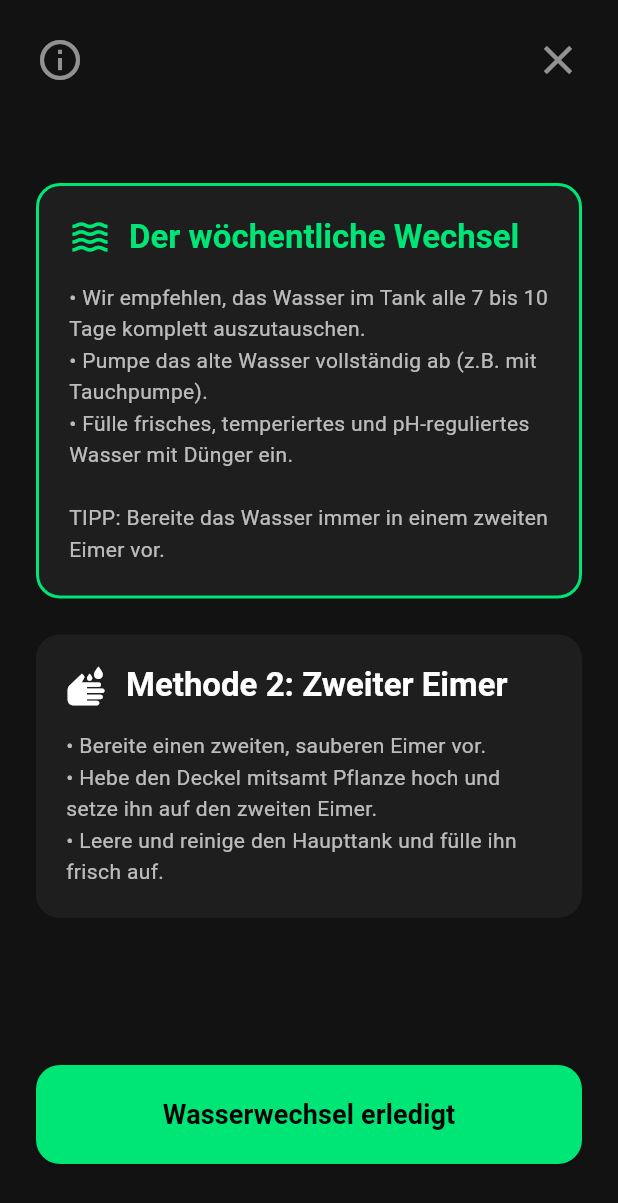
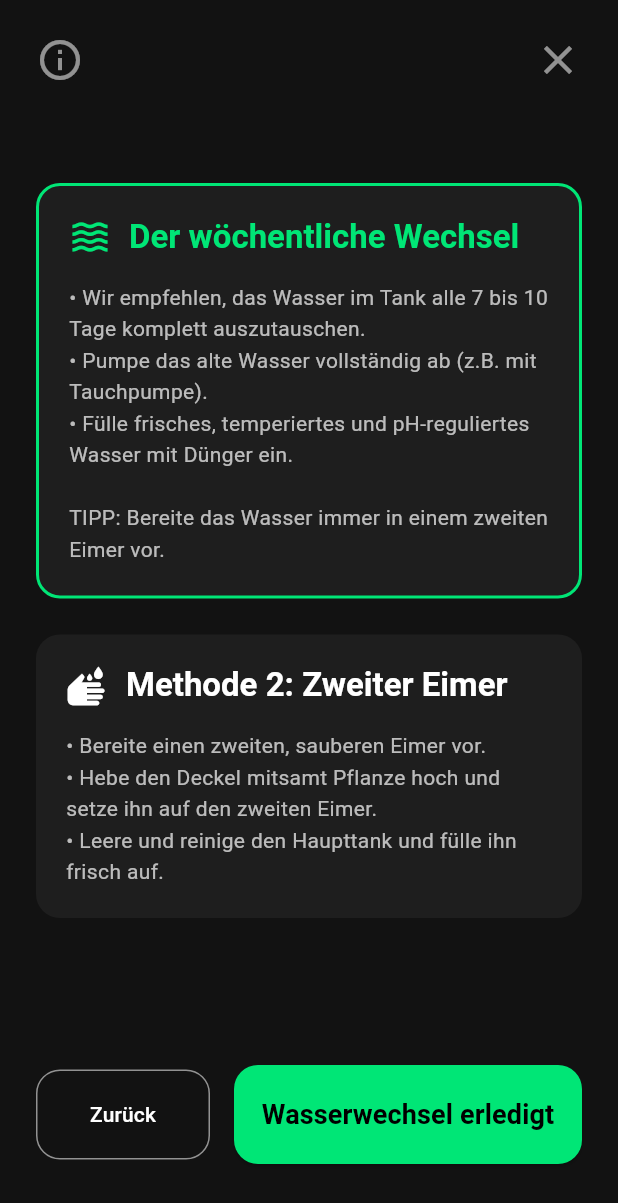
Before and after one commit to mathisHeidrich/Grow_Guide, a Flutter app: the WaterChangeScreen screen opened by its route, on a phone screen of 412 x 824 dp. Shown: the top 1203 px of the screen. Run offline on Flutter 3.47's test engine with Material 3 defaults, Android fonts, the phone set to English and light mode, and no system bars; our stand-ins replace drift, flutter_local_notifications, flutter_riverpod, go_router, timezone; accounts and stored records are empty; generated files the repository leaves out were written again.

Commit message:
feat(ui): update germination light screen, ventilator tip, checkin logic and back button

```diff
--- a/lib/l10n/app_de.arb
+++ b/lib/l10n/app_de.arb
@@ -460,7 +460,7 @@
   "problemCalciumDeficiencySolution": "Korrigiere den EC-Wert, indem du CalMag hinzufügst (Grundwasser immer zuerst auf 0.4 EC mit CalMag anheben, bevor Dünger rein kommt).",
   "problemCalciumDeficiencyPrevention": "Bei sehr weichem Wasser oder Osmosewasser zwingend bei jedem Wasserwechsel CalMag als Basis hinzufügen.",
   "checkinVentilatorTitle": "Ventilator-Check",
-  "checkinVentilatorDesc": "Laufen deine Umluft-Ventilatoren und sind sie richtig positioniert?",
+  "checkinVentilatorDesc": "Laufen deine Umluft-Ventilatoren und sind sie richtig positioniert?\n\nTIPP: Richte den Luftstrom niemals direkt auf die Pflanzen. Ein starrer Luftstrom führt zu Windbrand und trocknet die Blätter aus.",
   "checkinVentilatorNext": "Sieht gut aus",
   "checkinVentilatorDeepDiveTitle": "Ventilator-Platzierung",
   "checkinVentilatorDeepDiveText": "Platziere einen Ventilator über dem Blätterdach und einen darunter. Sie sollten schwenken (oszillieren) und eine sanfte Brise erzeugen.\n\nTypische Fehler:\n- Richte Ventilatoren nie direkt auf kleine Pflanzen (Gefahr von Windbrand!).\n- Ein starrer Luftstrom trocknet die Blätter aus.\n- Stehende Luft ohne Umluft begünstigt Schimmel.",
--- a/lib/l10n/app_localizations.dart
+++ b/lib/l10n/app_localizations.dart
@@ -2275,7 +2275,7 @@ abstract class AppLocalizations {
   /// No description provided for @checkinVentilatorDesc.
   ///
   /// In de, this message translates to:
-  /// **'Laufen deine Umluft-Ventilatoren und sind sie richtig positioniert?'**
+  /// **'Laufen deine Umluft-Ventilatoren und sind sie richtig positioniert?\n\nTIPP: Richte den Luftstrom niemals direkt auf die Pflanzen. Ein starrer Luftstrom führt zu Windbrand und trocknet die Blätter aus.'**
   String get checkinVentilatorDesc;
 
   /// No description provided for @checkinVentilatorNext.
--- a/lib/l10n/app_localizations_de.dart
+++ b/lib/l10n/app_localizations_de.dart
@@ -1252,7 +1252,7 @@ class AppLocalizationsDe extends AppLocalizations {
 
   @override
   String get checkinVentilatorDesc =>
-      'Laufen deine Umluft-Ventilatoren und sind sie richtig positioniert?';
+      'Laufen deine Umluft-Ventilatoren und sind sie richtig positioniert?\n\nTIPP: Richte den Luftstrom niemals direkt auf die Pflanzen. Ein starrer Luftstrom führt zu Windbrand und trocknet die Blätter aus.';
 
   @override
   String get checkinVentilatorNext => 'Sieht gut aus';
--- a/lib/screens/checkin_screen.dart
+++ b/lib/screens/checkin_screen.dart
@@ -102,9 +102,7 @@ class _CheckinScreenState extends ConsumerState<CheckinScreen> {
 
       bool lampCheck = false;
       if (now.weekday == DateTime.wednesday) {
-        if (!hasPpfdLogToday) lampCheck = true;
-      } else if (lastPpfdLog == null || now.difference(lastPpfdLog.timestamp).inDays > 7) {
-        lampCheck = true;
+        if (!hasLogToday) lampCheck = true;
       }
 
       bool ventCheck = false;
@@ -1133,7 +1131,7 @@ class _CheckinScreenState extends ConsumerState<CheckinScreen> {
             textAlign: TextAlign.center,
           ),
           const SizedBox(height: 24),
-          Text(
+          TipFormattedText(
             l10n.checkinVentilatorDesc,
             style: Theme.of(context).textTheme.bodyLarge?.copyWith(
                   color: Colors.white70,
--- a/lib/screens/water_change_screen.dart
+++ b/lib/screens/water_change_screen.dart
@@ -43,7 +43,27 @@ class _WaterChangeScreenState extends State<WaterChangeScreen> {
                     icon: Icons.wash,
                   ),
                   const Spacer(),
-                  ElevatedButton(
+                  Row(
+                    children: [
+                      Expanded(
+                        flex: 1,
+                        child: OutlinedButton(
+                          style: OutlinedButton.styleFrom(
+                            foregroundColor: Colors.white,
+                            padding: const EdgeInsets.symmetric(vertical: 20),
+                            side: const BorderSide(color: Colors.white54),
+                            shape: RoundedRectangleBorder(
+                              borderRadius: BorderRadius.circular(16),
+                            ),
+                          ),
+                          onPressed: () => context.pop(false),
+                          child: Text(l10n.checkinBack),
+                        ),
+                      ),
+                      const SizedBox(width: 16),
+                      Expanded(
+                        flex: 2,
+                        child: ElevatedButton(
                           style: ElevatedButton.styleFrom(
                             backgroundColor: AppColors.growGreen,
                             foregroundColor: Colors.black,
@@ -59,6 +79,9 @@ class _WaterChangeScreenState extends State<WaterChangeScreen> {
                             l10n.waterChangeDone,
                             style: const TextStyle(fontSize: 18, fontWeight: FontWeight.bold),
                           ),
+                        ),
+                      ),
+                    ],
                   ),
                   const SizedBox(height: 24),
                 ],
```
Also changed, not shown: lib/screens/germination_wizard_screen.dart (+25 -0 lines). Lines whose indentation alone changed are shown as unchanged.
